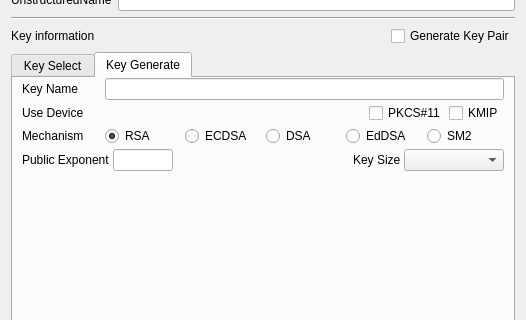
Before: the Qt Designer form CertMan/make_req_dlg.ui in jykim74/CertMan, drawn with Qt 5; both pictures show x 0 to 526 and y 181 to 501 of the 526 by 644 pixel window.
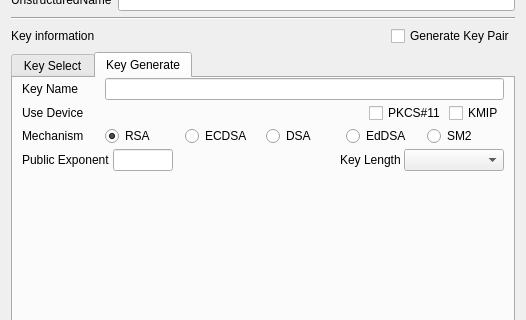
After: the same form once the commit is applied.

```diff
--- a/CertMan/make_req_dlg.ui
+++ b/CertMan/make_req_dlg.ui
@@ -608,7 +608,7 @@
          <item row="0" column="3">
           <widget class="QLabel" name="mNewOptionLabel">
            <property name="text">
-            <string>Key Size</string>
+            <string>Key Length</string>
            </property>
           </widget>
          </item>
```
